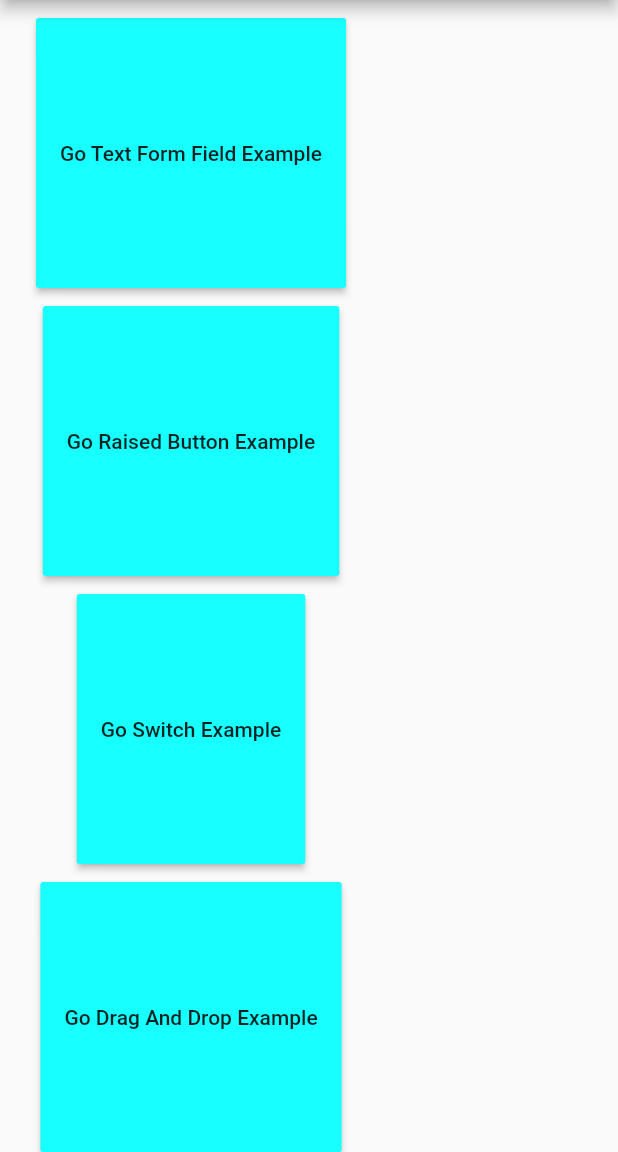
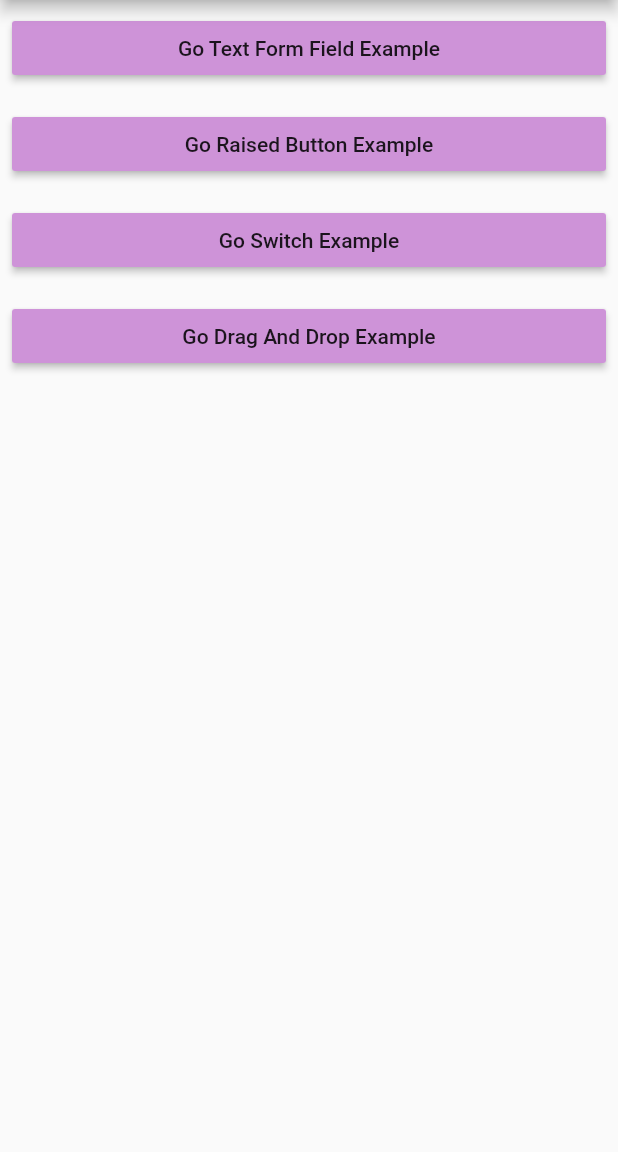
Before and after one commit to thkim9373/FlutterTutorialSample, a Flutter app: the screen it shows after launch, on a phone screen of 412 x 824 dp, the part 84-1236 px from its top. Run offline on Flutter 3.47's test engine with Material 2 defaults, Android fonts, the phone set to English and light mode, and no system bars.

Commit message:
1. The main page UI changed.

```diff
--- a/lib/main.dart
+++ b/lib/main.dart
@@ -23,25 +23,27 @@ class MyFormApp extends StatelessWidget {
 class MyForm extends StatelessWidget {
   @override
   Widget build(BuildContext context) {
-    return Column(children: <Widget>[
+    return Column(
+      children: <Widget>[
         _buildExpand(Text("Go Text Form Field Example"), context, EmailWidget()),
         _buildExpand(Text("Go Raised Button Example"), context, RaisedButtonExample()),
         _buildExpand(Text("Go Switch Example"), context, Switches()),
         _buildExpand(Text("Go Drag And Drop Example"), context, DragAndDrop()),
-    ]);
+      ],
+      crossAxisAlignment: CrossAxisAlignment.stretch,
+    );
   }
 
-  Expanded _buildExpand(Text text, BuildContext context, Widget target) => Expanded(
-        child: Padding(
-            padding: const EdgeInsets.only(top: 12, left: 24, right: 24),
+  Widget _buildExpand(Text text, BuildContext context, Widget target) => Padding(
+        padding: EdgeInsets.all(8),
         child: RaisedButton(
           child: text,
           onPressed: () {
             Navigator.of(context).push(MaterialPageRoute(builder: (context) => target));
           },
-              color: Colors.cyanAccent,
+          color: Colors.purple[200],
           splashColor: Colors.amber,
           hoverColor: Colors.pink,
-            )),
+        ),
       );
 }
```
Lines whose indentation alone changed are shown as unchanged.
